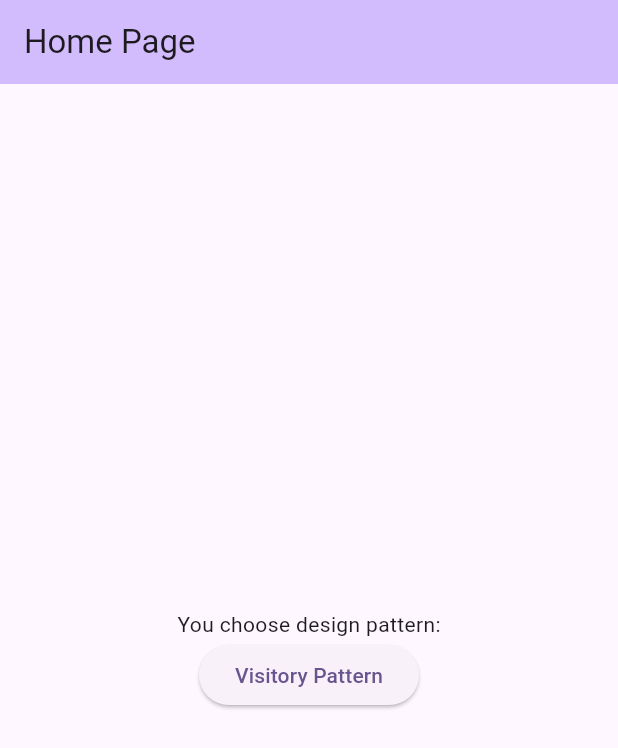
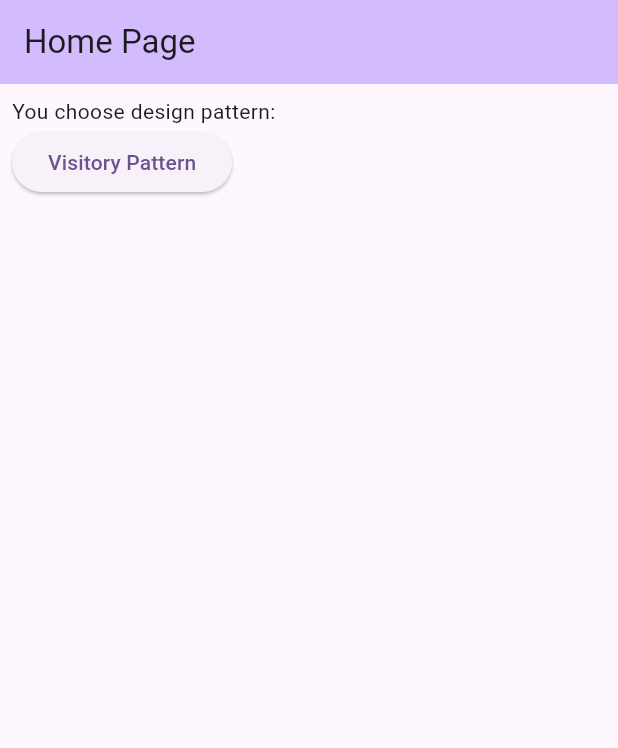
Before and after one commit to VTAIT/flutter_utils, a Flutter app: the screen it shows after launch, on a phone screen of 412 x 824 dp. Shown: the top 748 px of the screen. Run offline on Flutter 3.47's test engine with Material 3 defaults, Android fonts, the phone set to English and light mode, and no system bars.

Commit message:
update main routes

```diff
--- a/lib/main.dart
+++ b/lib/main.dart
@@ -1,5 +1,6 @@
 import 'package:flutter/material.dart';
-import 'package:flutter_utils/visitory/visitory_screen.dart';
+
+import 'routes.dart';
 
 void main() {
   runApp(const MyApp());
@@ -7,7 +8,6 @@ void main() {
 
 class MyApp extends StatelessWidget {
   const MyApp({super.key});
-
   // This widget is the root of your application.
   @override
   Widget build(BuildContext context) {
@@ -17,12 +17,7 @@ class MyApp extends StatelessWidget {
         colorScheme: ColorScheme.fromSeed(seedColor: Colors.deepPurple),
         useMaterial3: true,
       ),
-      routes: {
-        '/': (context) => const MyHomePage(title: 'Home Page'),
-        '/visitory': (context) => const VisitoryScreen(
-              title: "Visitory Pattern",
-            ),
-      },
+      routes: routes,
       initialRoute: '/',
     );
   }
@@ -37,6 +32,18 @@ class MyHomePage extends StatefulWidget {
 }
 
 class _MyHomePageState extends State<MyHomePage> {
+  List<Widget> buildList() {
+    List<Widget> list = [];
+    for (var i in routes.keys) {
+      if (i == "/") continue;
+      list.add(ElevatedButton(
+          onPressed: () => Navigator.pushNamed(context, i),
+          child: Text("${i.replaceAll("/", "")} Pattern")));
+    }
+
+    return list;
+  }
+
   @override
   Widget build(BuildContext context) {
     return Scaffold(
@@ -44,17 +51,20 @@ class _MyHomePageState extends State<MyHomePage> {
         backgroundColor: Theme.of(context).colorScheme.inversePrimary,
         title: Text(widget.title),
       ),
-      body: Center(
-        child: Column(
-          mainAxisAlignment: MainAxisAlignment.center,
-          children: <Widget>[
-            const Text(
-              'You choose design pattern:',
-            ),
-            ElevatedButton(
-                onPressed: () => Navigator.pushNamed(context, '/visitory'),
-                child: const Text("Visitory Pattern")),
-          ],
+      body: Padding(
+        padding: const EdgeInsets.all(8.0),
+        child: SingleChildScrollView(
+          physics: const NeverScrollableScrollPhysics(),
+          child: Column(
+            mainAxisAlignment: MainAxisAlignment.start,
+            crossAxisAlignment: CrossAxisAlignment.start,
+            children: [
+              const Text(
+                'You choose design pattern:',
+              ),
+              ...buildList(),
+            ],
+          ),
         ),
       ),
     );
--- /dev/null
+++ b/lib/routes.dart
@@ -0,0 +1,10 @@
+import 'package:flutter/material.dart';
+import 'package:flutter_utils/main.dart';
+import 'package:flutter_utils/visitory/visitory_screen.dart';
+
+Map<String, WidgetBuilder> routes = {
+  '/': (context) => const MyHomePage(title: 'Home Page'),
+  '/Visitory': (context) => const VisitoryScreen(
+        title: "Visitory Pattern",
+      ),
+};
```
